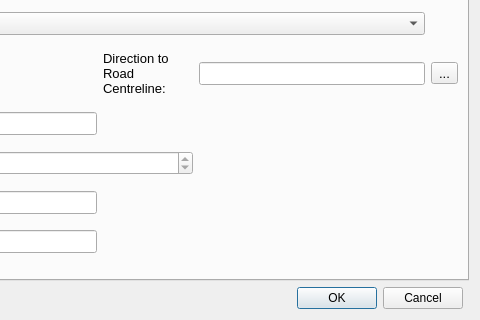
First picture: the form in ui/restrictionLineDetails_dialog_base2_qt5.ui, repository tlh22/TOMs, before the edit; both pictures show x 263 to 743 and y 191 to 511 of the 743 by 511 pixel window.
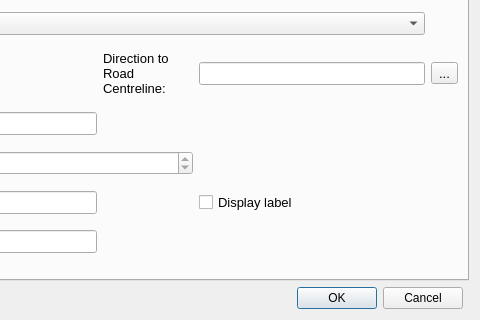
Second picture: the form after the edit. The open tabs and pages were chosen to show the change. Custom widgets are drawn as their Qt base class.

Commit message: Exclude labels option

What changed in the file:
```diff
--- a/ui/restrictionLineDetails_dialog_base2_qt5.ui
+++ b/ui/restrictionLineDetails_dialog_base2_qt5.ui
@@ -93,6 +93,7 @@
      </property>
      <property name="font">
       <font>
+       <family>Arial</family>
        <pointsize>10</pointsize>
       </font>
      </property>
@@ -445,6 +446,13 @@
        <item row="5" column="3">
         <widget class="QLineEdit" name="Capacity"/>
        </item>
+       <item row="7" column="5">
+        <widget class="QCheckBox" name="DisplayLabel">
+         <property name="text">
+          <string>Display label</string>
+         </property>
+        </widget>
+       </item>
       </layout>
      </widget>
      <widget class="QWidget" name="Photo1">
```
Left out of the diff: 12 changed lines with no effect on the pictures. The commit also changes 4 other files.
